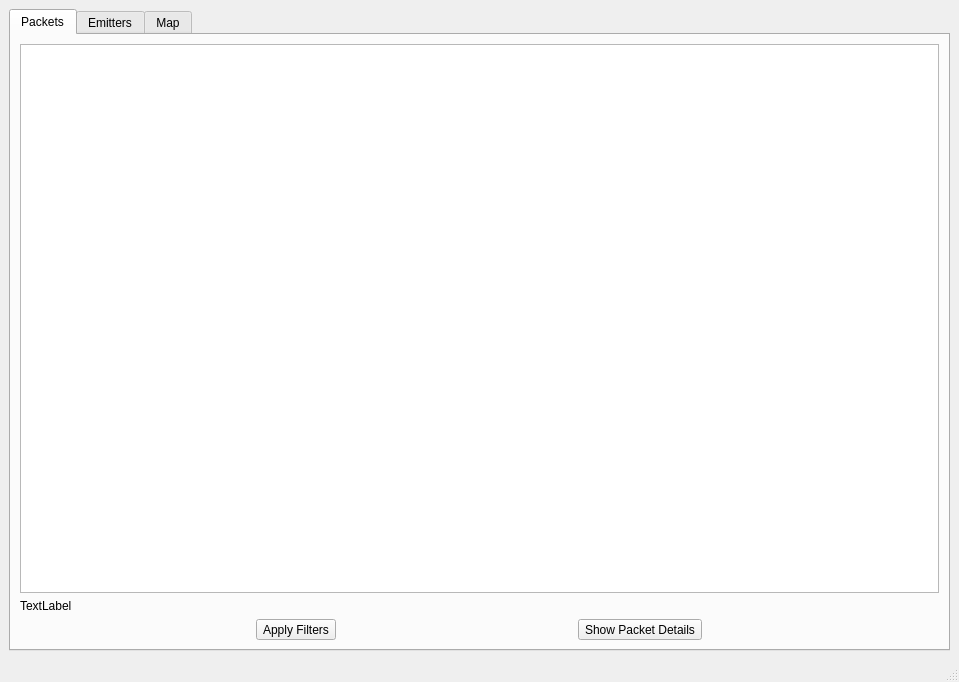
The window that ui/widgets/filewindow.ui (AntonioAlarcon32/Asterix_Decoder) describes before a commit, drawn with Qt 5.
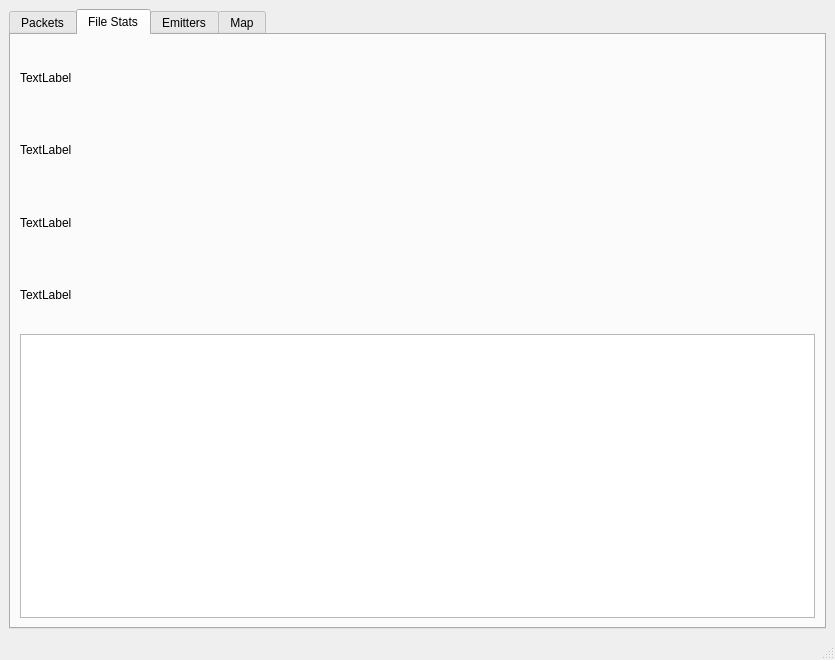
The same window after the commit. Custom widgets are drawn as their Qt base class.

The edit to the form file:
```diff
--- a/ui/widgets/filewindow.ui
+++ b/ui/widgets/filewindow.ui
@@ -6,8 +6,8 @@
    <rect>
     <x>0</x>
     <y>0</y>
-    <width>959</width>
-    <height>682</height>
+    <width>835</width>
+    <height>660</height>
    </rect>
   </property>
   <property name="windowTitle">
@@ -18,7 +18,7 @@
     <item row="0" column="0">
      <widget class="QTabWidget" name="tabWidget">
       <property name="currentIndex">
-       <number>0</number>
+       <number>1</number>
       </property>
       <widget class="QWidget" name="packetTab">
        <attribute name="title">
@@ -55,6 +55,65 @@
         </item>
        </layout>
       </widget>
+      <widget class="QWidget" name="tab">
+       <attribute name="title">
+        <string>File Stats</string>
+       </attribute>
+       <layout class="QGridLayout" name="gridLayout_5">
+        <item row="0" column="0">
+         <layout class="QVBoxLayout" name="verticalLayout_3">
+          <property name="sizeConstraint">
+           <enum>QLayout::SetFixedSize</enum>
+          </property>
+          <item>
+           <widget class="QLabel" name="directoryLabel">
+            <property name="text">
+             <string>TextLabel</string>
+            </property>
+           </widget>
+          </item>
+          <item>
+           <widget class="QLabel" name="fileLabel">
+            <property name="text">
+             <string>TextLabel</string>
+            </property>
+           </widget>
+          </item>
+          <item>
+           <widget class="QLabel" name="sizeLabel">
+            <property name="text">
+             <string>TextLabel</string>
+            </property>
+           </widget>
+          </item>
+          <item>
+           <widget class="QLabel" name="hourLabel">
+            <property name="text">
+             <string>TextLabel</string>
+            </property>
+           </widget>
+          </item>
+         </layout>
+        </item>
+        <item row="1" column="0">
+         <layout class="QVBoxLayout" name="verticalLayout_4">
+          <property name="sizeConstraint">
+           <enum>QLayout::SetFixedSize</enum>
+          </property>
+          <item>
+           <widget class="QTableWidget" name="statsTable">
+            <property name="sizePolicy">
+             <sizepolicy hsizetype="Ignored" vsizetype="Ignored">
+              <horstretch>0</horstretch>
+              <verstretch>0</verstretch>
+             </sizepolicy>
+            </property>
+           </widget>
+          </item>
+         </layout>
+        </item>
+       </layout>
+      </widget>
       <widget class="QWidget" name="flightTab">
        <attribute name="title">
         <string>Emitters</string>
```
Left out of the diff: 2 changed lines with no effect on the pictures.
